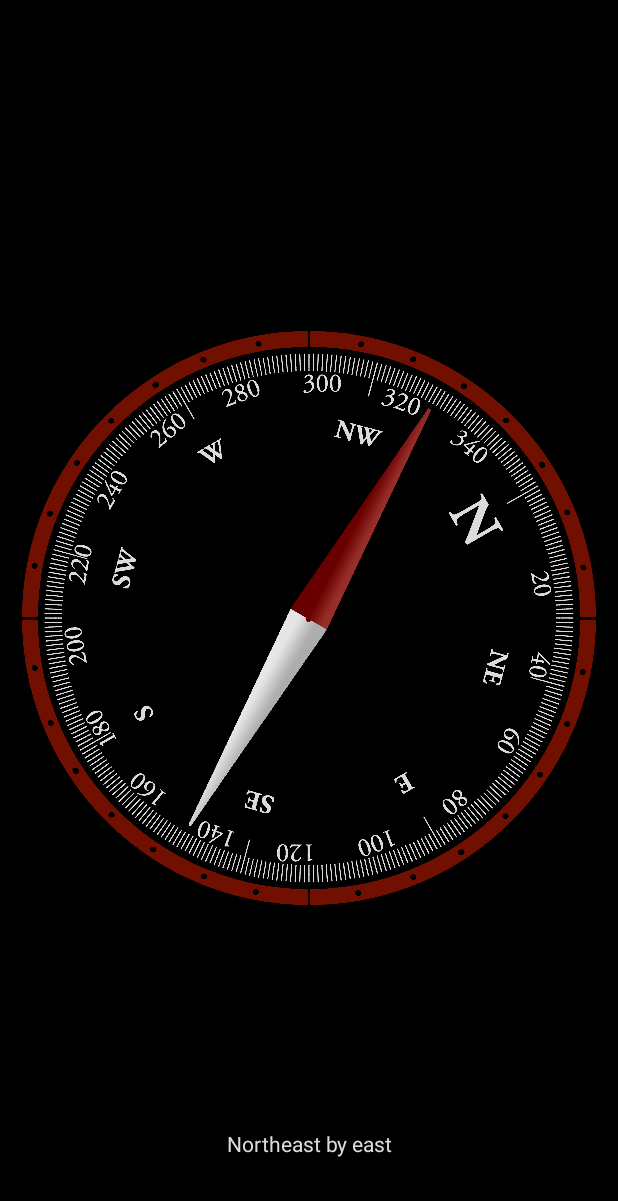
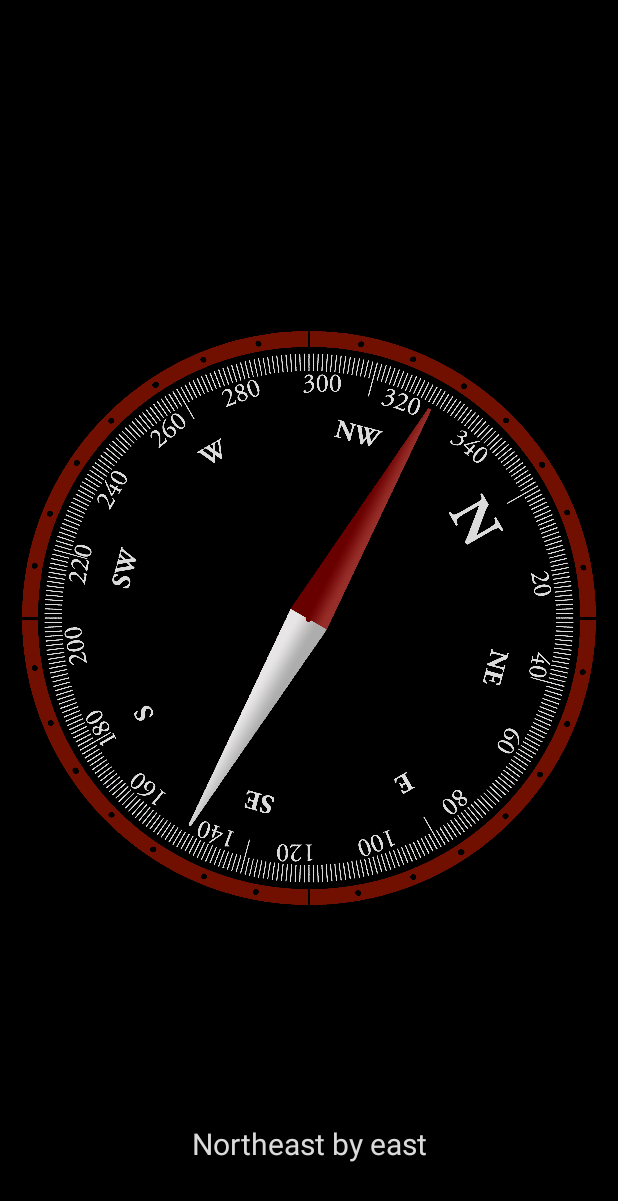
Before and after one commit to stephan-hoedtke/MobiCompass, an Android app: the layout main_fragment.xml on its own in the app's theme, with its tools: preview values and no code run, on a phone screen of 412 x 824 dp. Shown: the top 1201 px of the screen. Run offline under Robolectric (Android 15) with nearby library versions, the phone set to English and light mode, and no system bars.

Commit message:
No action bar

```diff
--- a/app/src/main/res/layout/main_fragment.xml
+++ b/app/src/main/res/layout/main_fragment.xml
@@ -80,6 +80,7 @@
             app:layout_constraintTop_toTopOf="@id/horizontal_guideline2"
             app:layout_constraintBottom_toBottomOf="parent"
             android:textColor="@color/colorPrimaryText"
+            android:textSize="20sp"
             android:textAlignment="center"
             />
 
--- a/app/src/main/res/values/styles.xml
+++ b/app/src/main/res/values/styles.xml
@@ -1,6 +1,6 @@
 <resources>
     <!-- Base application theme. -->
-    <style name="MyTheme" parent="@style/Theme.AppCompat">
+    <style name="MyTheme" parent="@style/Theme.AppCompat.DayNight.NoActionBar">
         <!-- Customize your theme here. -->
         <item name="colorPrimary">@color/colorPrimary</item>
         <item name="colorPrimaryDark">@color/colorPrimaryDark</item>
```
